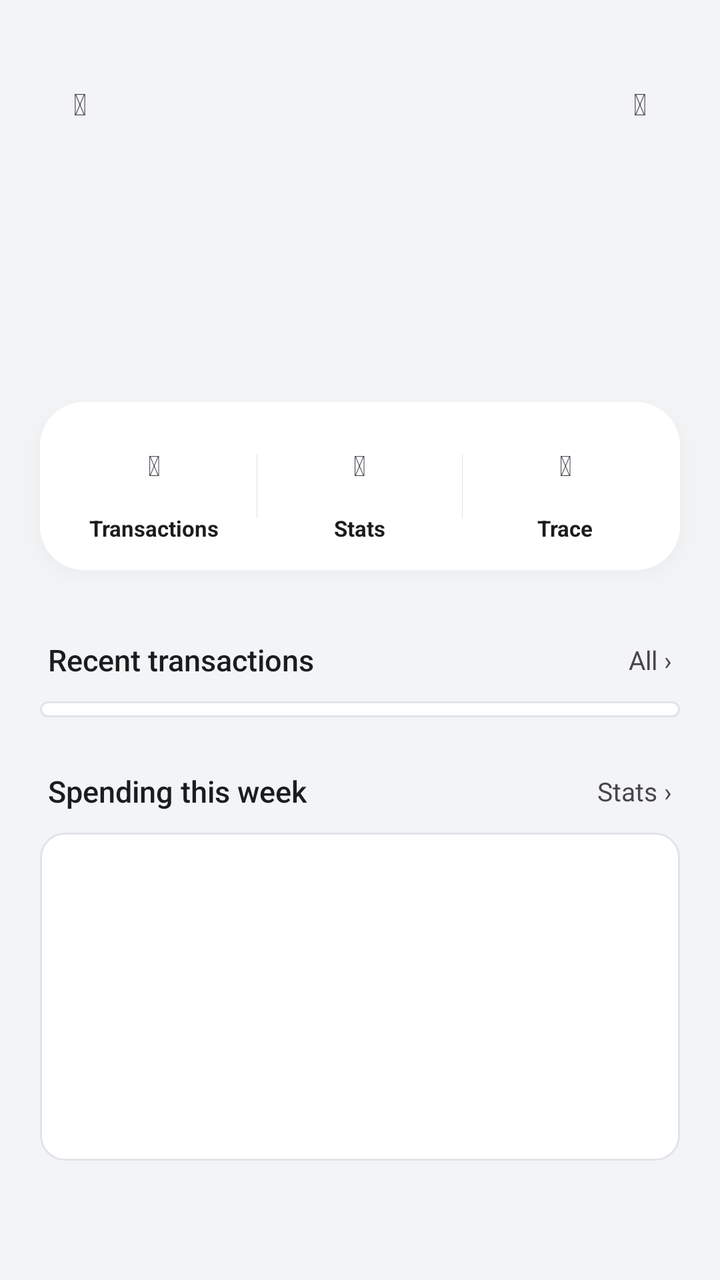
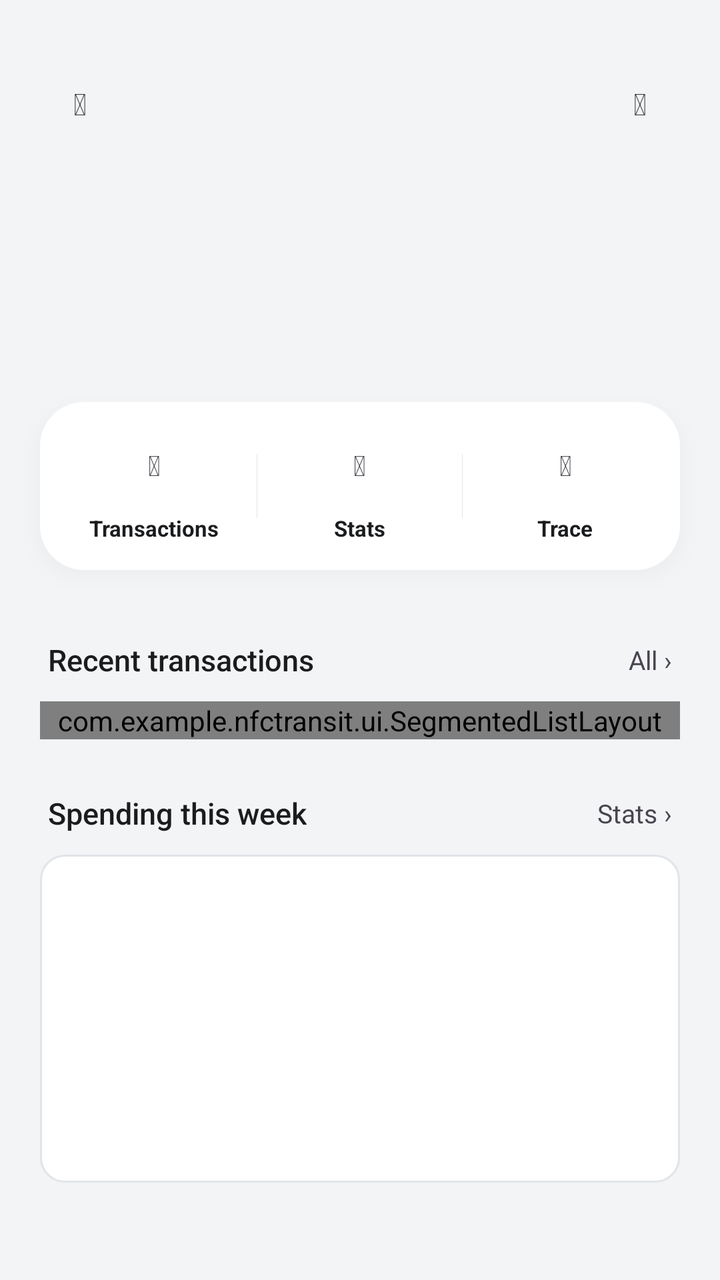

Two renders of the same Android screen: before a commit and after it. Below are the layout's source before the change and the commit's diff.
<!-- AndroidManifest.xml: application theme Theme.TransitU -->
<!-- res/layout/fragment_card_home.xml -->
<?xml version="1.0" encoding="utf-8"?>
<FrameLayout xmlns:android="http://schemas.android.com/apk/res/android"
    android:layout_width="match_parent"
    android:layout_height="match_parent"
    android:background="@color/paper">

    <ScrollView
        android:id="@+id/cardHomeScroll"
        android:layout_width="match_parent"
        android:layout_height="match_parent"
        android:fillViewport="true"
        android:scrollbars="none">

        <LinearLayout
            android:layout_width="match_parent"
            android:layout_height="wrap_content"
            android:orientation="vertical"
            android:paddingBottom="32dp">

            
            <LinearLayout
                android:id="@+id/header"
                android:layout_width="match_parent"
                android:layout_height="wrap_content"
                android:orientation="vertical"
                android:paddingStart="20dp"
                android:paddingEnd="20dp"
                android:paddingBottom="52dp">

                <View
                    android:layout_width="match_parent"
                    android:layout_height="@dimen/status_bar_spacer_height" />

                <FrameLayout
                    android:layout_width="match_parent"
                    android:layout_height="56dp">

                    <TextView
                        android:id="@+id/btnBack"
                        style="@style/CardHomeHeaderButton"
                        android:layout_gravity="start|center_vertical"
                        android:contentDescription="@string/cd_back"
                        android:text="&#xF053;" />

                    <TextView
                        android:id="@+id/tvHeaderPill"
                        android:layout_width="wrap_content"
                        android:layout_height="32dp"
                        android:layout_gravity="center"
                        android:fontFamily="sans-serif-medium"
                        android:gravity="center"
                        android:paddingStart="14dp"
                        android:paddingEnd="14dp"
                        android:textSize="13sp" />

                    <TextView
                        android:id="@+id/btnMore"
                        style="@style/CardHomeHeaderButton"
                        android:layout_gravity="end|center_vertical"
                        android:contentDescription="@string/cd_more"
                        android:text="&#xF141;" />
                </FrameLayout>

                <TextView
                    android:id="@+id/tvBalanceLabel"
                    android:layout_width="wrap_content"
                    android:layout_height="wrap_content"
                    android:layout_marginTop="16dp"
                    android:textSize="13sp" />

                <TextView
                    android:id="@+id/tvBalance"
                    android:layout_width="wrap_content"
                    android:layout_height="wrap_content"
                    android:layout_marginTop="4dp"
                    android:fontFamily="sans-serif-medium"
                    android:includeFontPadding="false"
                    android:textSize="40sp"
                    android:textStyle="bold" />

                <LinearLayout
                    android:id="@+id/balanceRow"
                    android:layout_width="match_parent"
                    android:layout_height="wrap_content"
                    android:layout_marginTop="8dp"
                    android:orientation="horizontal"
                    android:visibility="gone" />

                <TextView
                    android:id="@+id/tvLastRead"
                    android:layout_width="wrap_content"
                    android:layout_height="wrap_content"
                    android:layout_marginTop="8dp"
                    android:textSize="12sp" />
            </LinearLayout>

            
            <LinearLayout
                android:layout_width="match_parent"
                android:layout_height="wrap_content"
                android:layout_marginStart="20dp"
                android:layout_marginTop="-40dp"
                android:layout_marginEnd="20dp"
                android:layout_marginBottom="8dp"
                android:background="@drawable/bg_action_pill"
                android:elevation="6dp"
                android:outlineAmbientShadowColor="#26000000"
                android:outlineSpotShadowColor="#33000000"
                android:gravity="center_vertical"
                android:orientation="horizontal"
                android:padding="6dp">

                <LinearLayout
                    android:id="@+id/actionTransactions"
                    style="@style/CardHomeAction">

                    <TextView
                        android:id="@+id/iconTransactions"
                        style="@style/CardHomeActionIcon"
                        android:text="&#xF0CA;" />

                    <TextView
                        style="@style/CardHomeActionLabel"
                        android:text="@string/transactions" />
                </LinearLayout>

                <View style="@style/CardHomeActionDivider" />

                <LinearLayout
                    android:id="@+id/actionStats"
                    style="@style/CardHomeAction">

                    <TextView
                        android:id="@+id/iconStats"
                        style="@style/CardHomeActionIcon"
                        android:text="&#xF080;" />

                    <TextView
                        style="@style/CardHomeActionLabel"
                        android:text="@string/card_home_stats" />
                </LinearLayout>

                <View style="@style/CardHomeActionDivider" />

                <LinearLayout
                    android:id="@+id/actionMapTrace"
                    style="@style/CardHomeAction">

                    <TextView
                        android:id="@+id/iconMapTrace"
                        style="@style/CardHomeActionIcon"
                        android:text="&#xF4D7;" />

                    <TextView
                        style="@style/CardHomeActionLabel"
                        android:text="@string/card_home_trace" />
                </LinearLayout>
            </LinearLayout>

            
            <LinearLayout
                android:id="@+id/discountCard"
                android:layout_width="match_parent"
                android:layout_height="wrap_content"
                android:orientation="vertical"
                android:visibility="gone">

                <LinearLayout style="@style/CardHomeSectionHeader">

                    <TextView
                        style="@style/CardHomeSectionTitle"
                        android:layout_width="wrap_content"
                        android:layout_weight="0"
                        android:text="@string/card_home_monthly_discount" />

                    <TextView
                        android:id="@+id/tvDiscountMonth"
                        android:layout_width="0dp"
                        android:layout_height="wrap_content"
                        android:layout_marginStart="8dp"
                        android:layout_weight="1"
                        android:textColor="@color/ink_3"
                        android:textSize="12sp" />

                    
                    <LinearLayout
                        android:id="@+id/discountPillsRow"
                        android:layout_width="wrap_content"
                        android:layout_height="wrap_content"
                        android:orientation="horizontal" />
                </LinearLayout>

                <LinearLayout style="@style/CardHomeSectionCard">

                    <TextView
                        android:layout_width="wrap_content"
                        android:layout_height="wrap_content"
                        android:text="@string/card_home_monthly_ride_spend"
                        android:textColor="@color/ink_3"
                        android:textSize="12sp" />

                    <TextView
                        android:id="@+id/tvProgress"
                        android:layout_width="wrap_content"
                        android:layout_height="wrap_content"
                        android:layout_marginTop="2dp"
                        android:fontFamily="sans-serif-medium"
                        android:textColor="@color/ink"
                        android:textSize="24sp"
                        android:textStyle="bold" />

                    
                    <LinearLayout
                        android:id="@+id/discountHintsColumn"
                        android:layout_width="match_parent"
                        android:layout_height="wrap_content"
                        android:orientation="vertical" />
                </LinearLayout>
            </LinearLayout>

            
            <LinearLayout style="@style/CardHomeSectionHeader">

                <TextView
                    style="@style/CardHomeSectionTitle"
                    android:text="@string/card_home_recent" />

                <TextView
                    android:id="@+id/btnViewAll"
                    style="@style/CardHomeSectionLink"
                    android:text="@string/card_home_view_all" />
            </LinearLayout>

            <LinearLayout
                android:id="@+id/recentTxnContainer"
                android:layout_width="match_parent"
                android:layout_height="wrap_content"
                android:layout_marginStart="20dp"
                android:layout_marginEnd="20dp"
                android:background="@drawable/bg_content_card"
                android:orientation="vertical"
                android:paddingTop="4dp"
                android:paddingBottom="4dp" />

            
            <LinearLayout style="@style/CardHomeSectionHeader">

                <TextView
                    style="@style/CardHomeSectionTitle"
                    android:layout_width="wrap_content"
                    android:layout_weight="0"
                    android:text="@string/card_home_week_spending" />

                <TextView
                    android:id="@+id/tvWeekTotal"
                    android:layout_width="0dp"
                    android:layout_height="wrap_content"
                    android:layout_marginStart="8dp"
                    android:layout_weight="1"
                    android:textColor="@color/ink_3"
                    android:textSize="12sp" />

                <TextView
                    android:id="@+id/btnMiniStatsAll"
                    style="@style/CardHomeSectionLink"
                    android:text="@string/card_home_view_stats" />
            </LinearLayout>

            <LinearLayout style="@style/CardHomeSectionCard">

                
                <LinearLayout
                    android:id="@+id/chartMiniArea"
                    android:layout_width="match_parent"
                    android:layout_height="132dp"
                    android:gravity="bottom"
                    android:orientation="horizontal" />
            </LinearLayout>
        </LinearLayout>
    </ScrollView>

    
    <View
        android:id="@+id/statusScrim"
        android:layout_width="match_parent"
        android:layout_height="@dimen/status_bar_spacer_height" />
</FrameLayout>
<!-- resources referenced by this layout -->
<resources>
  <color name="ink">#1B1C1E</color>
  <color name="ink_3">#6B6F76</color>
  <color name="paper">#F3F4F6</color>
  <dimen name="status_bar_spacer_height">0dp</dimen>
  <!-- drawable bg_action_pill (drawable) -->
  <?xml version="1.0" encoding="utf-8"?>
  <shape xmlns:android="http://schemas.android.com/apk/res/android">
      <solid android:color="@color/surface" />
      <corners android:radius="22dp" />
  </shape>
  <!-- drawable bg_content_card (drawable) -->
  <?xml version="1.0" encoding="utf-8"?>
  <shape xmlns:android="http://schemas.android.com/apk/res/android">
      <solid android:color="#FFFFFF" />
      <corners android:radius="12dp" />
      <stroke android:width="1dp" android:color="@color/line" />
  </shape>
  <string name="card_home_monthly_discount">Discount this month</string>
  <string name="card_home_monthly_ride_spend">Ride spending this month</string>
  <string name="card_home_recent">Recent transactions</string>
  <string name="card_home_stats">Stats</string>
  <string name="card_home_trace">Trace</string>
  <string name="card_home_view_all">All ›</string>
  <string name="card_home_view_stats">Stats ›</string>
  <string name="card_home_week_spending">Spending this week</string>
  <string name="cd_back">Back</string>
  <string name="cd_more">More</string>
  <string name="transactions">Transactions</string>
  <style name="CardHomeActionDivider">
          <item name="android:layout_width">1px</item>
          <item name="android:layout_height">32dp</item>
          <item name="android:background">@color/line</item>
      </style>
  <style name="CardHomeActionIcon">
          <item name="android:layout_width">36dp</item>
          <item name="android:layout_height">36dp</item>
          <item name="android:gravity">center</item>
          <item name="android:textSize">14sp</item>
          <item name="android:importantForAccessibility">no</item>
      </style>
  <style name="CardHomeSectionTitle">
          <item name="android:layout_width">0dp</item>
          <item name="android:layout_height">wrap_content</item>
          <item name="android:layout_weight">1</item>
          <item name="android:fontFamily">sans-serif-medium</item>
          <item name="android:textColor">@color/ink</item>
          <item name="android:textSize">15sp</item>
      </style>
  <color name="surface">#FFFFFF</color>
  <color name="line">#E1E4E8</color>
  <!-- drawable bg_action_segment (drawable) -->
  <?xml version="1.0" encoding="utf-8"?>
  <shape xmlns:android="http://schemas.android.com/apk/res/android">
      <solid android:color="@android:color/transparent" />
      <corners android:radius="16dp" />
  </shape>
  <!-- drawable bg_back_button (drawable) -->
  <?xml version="1.0" encoding="utf-8"?>
  <shape xmlns:android="http://schemas.android.com/apk/res/android"
      android:shape="oval">
      <solid android:color="@android:color/transparent" />
  </shape>
  <!-- drawable tu_text_select_handle_middle (drawable) -->
  <?xml version="1.0" encoding="utf-8"?>
  <bitmap xmlns:android="http://schemas.android.com/apk/res/android"
      android:src="@drawable/abc_text_select_handle_middle_mtrl"
      android:tint="?attr/colorPrimary"
      android:tintMode="src_in" />
  <!-- drawable tu_text_select_handle_left (drawable) -->
  <?xml version="1.0" encoding="utf-8"?>
  <bitmap xmlns:android="http://schemas.android.com/apk/res/android"
      android:src="@drawable/abc_text_select_handle_left_mtrl"
      android:tint="?attr/colorPrimary"
      android:tintMode="src_in" />
  <!-- drawable tu_text_select_handle_right (drawable) -->
  <?xml version="1.0" encoding="utf-8"?>
  <bitmap xmlns:android="http://schemas.android.com/apk/res/android"
      android:src="@drawable/abc_text_select_handle_right_mtrl"
      android:tint="?attr/colorPrimary"
      android:tintMode="src_in" />
  <!-- unchanged entries left out for length: 7 -->
</resources>

<!-- the commit's change to res/layout/fragment_card_home.xml (unified diff, before → after) -->
@@ -231,16 +231,13 @@
                     android:text="@string/card_home_view_all" />
             </LinearLayout>
 
-            <LinearLayout
+            <com.example.nfctransit.ui.SegmentedListLayout
                 android:id="@+id/recentTxnContainer"
                 android:layout_width="match_parent"
                 android:layout_height="wrap_content"
                 android:layout_marginStart="20dp"
                 android:layout_marginEnd="20dp"
-                android:background="@drawable/bg_content_card"
-                android:orientation="vertical"
-                android:paddingTop="4dp"
-                android:paddingBottom="4dp" />
+                android:orientation="vertical" />
 
             
             <LinearLayout style="@style/CardHomeSectionHeader">
